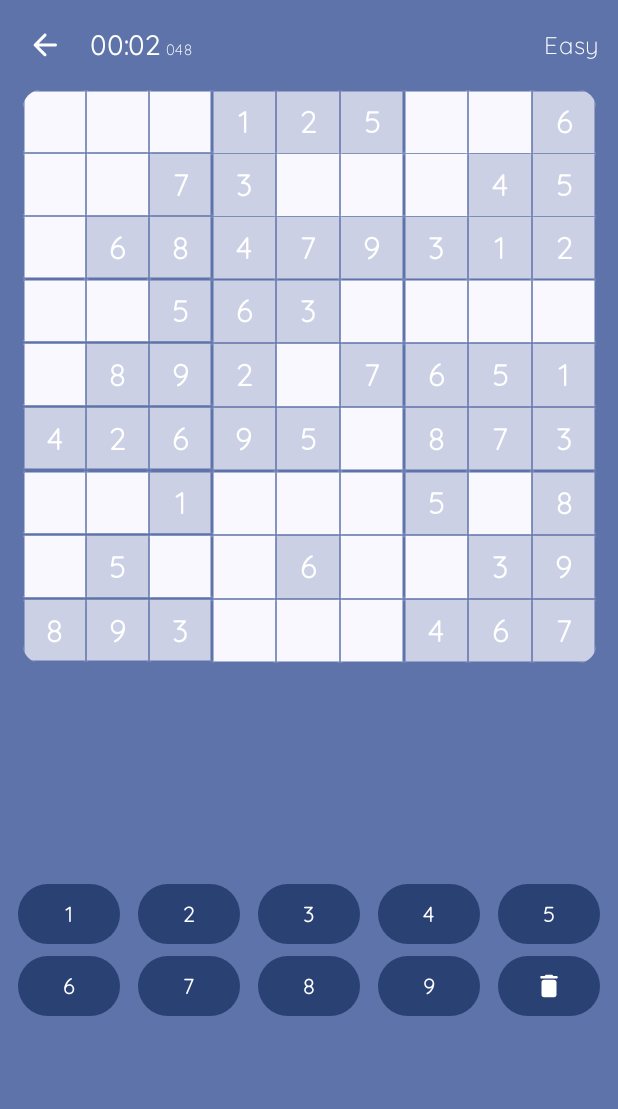
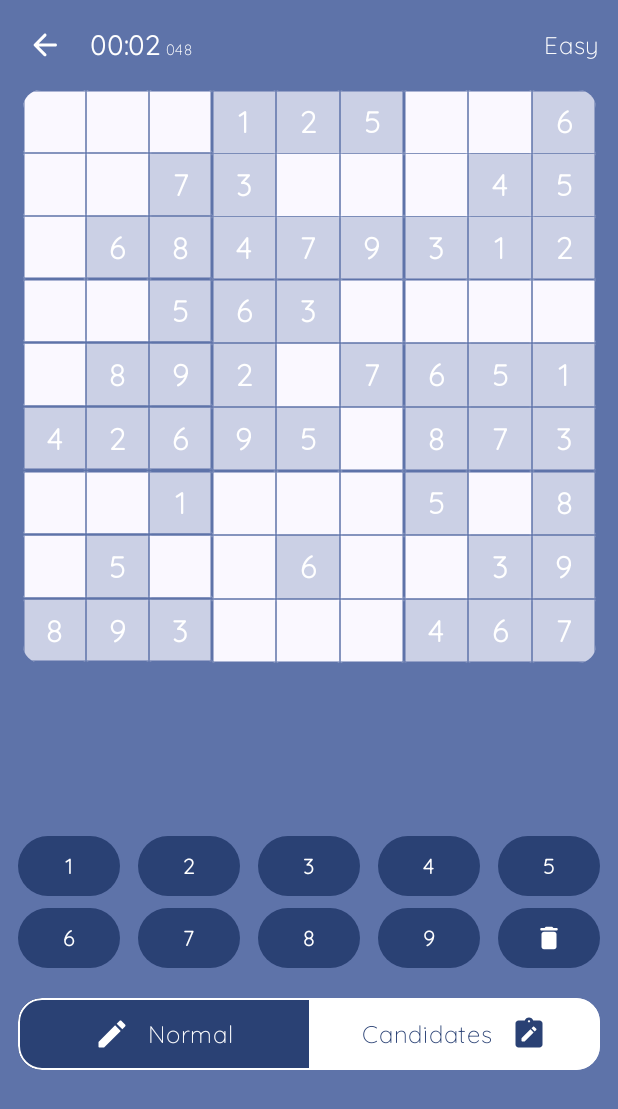
Before and after one commit to ndriqa/clean-sudoku, an Android app built with Jetpack Compose: the screen it shows after launch (MainActivity), after a tap on "Play", on a phone screen of 412 x 824 dp. Shown: the top 1109 px of the screen. Run offline under Robolectric (Android 15) with nearby library versions, the phone set to English and light mode, and no system bars; our stand-ins replace Dagger/Hilt's generated code.

Commit message:
add helper candidates

```diff
--- a/app/build.gradle.kts
+++ b/app/build.gradle.kts
@@ -38,7 +38,8 @@ android {
 //            )
         }
         release {
-            isMinifyEnabled = false
+            isMinifyEnabled = true
+            isShrinkResources = true
             proguardFiles(
                 getDefaultProguardFile("proguard-android-optimize.txt"),
                 "proguard-rules.pro"
@@ -91,6 +92,7 @@ dependencies {
     implementation(libs.room)
 //    implementation(libs.android.ads)
     implementation(libs.google.play.review)
+    implementation(libs.material.icons)
 
     kapt(libs.room.compiler)
     kapt(libs.dagger.hilt.compiler)
--- a/app/src/main/java/com/ndriqa/cleansudoku/core/data/SudokuBoardItem.kt
+++ b/app/src/main/java/com/ndriqa/cleansudoku/core/data/SudokuBoardItem.kt
@@ -3,5 +3,5 @@ package com.ndriqa.cleansudoku.core.data
 data class SudokuBoardItem(
     val number: Int?,
     val isInitial: Boolean,
-    val helperDigits: MutableSet<Int> = mutableSetOf()
+    val candidates: List<Int> = emptyList()
 )
--- a/app/src/main/java/com/ndriqa/cleansudoku/core/util/extensions/CommonExtensions.kt
+++ b/app/src/main/java/com/ndriqa/cleansudoku/core/util/extensions/CommonExtensions.kt
@@ -14,3 +14,10 @@ fun Long.toFormattedTime(): String {
         String.format(Locale.getDefault(), "%02d:%02d:%03d", minutes, seconds, milliseconds)
     }
 }
+
+fun List<Int>.asCandidateGrid(boardSize: Int = 9): String {
+    return (1..boardSize)
+        .map { if (contains(it)) "$it" else " " }
+        .chunked(3)
+        .joinToString("\n") { it.joinToString(" ") }
+}
--- a/app/src/main/java/com/ndriqa/cleansudoku/feature/sudoku/presentation/SudokuScreen.kt
+++ b/app/src/main/java/com/ndriqa/cleansudoku/feature/sudoku/presentation/SudokuScreen.kt
@@ -20,7 +20,9 @@ import androidx.compose.foundation.layout.size
 import androidx.compose.foundation.shape.RoundedCornerShape
 import androidx.compose.material.icons.Icons
 import androidx.compose.material.icons.automirrored.rounded.ArrowBack
+import androidx.compose.material.icons.rounded.Create
 import androidx.compose.material.icons.rounded.Delete
+import androidx.compose.material.icons.rounded.NoteAlt
 import androidx.compose.material3.Button
 import androidx.compose.material3.Icon
 import androidx.compose.material3.IconButton
@@ -47,6 +49,7 @@ import androidx.compose.ui.res.stringResource
 import androidx.compose.ui.text.SpanStyle
 import androidx.compose.ui.text.buildAnnotatedString
 import androidx.compose.ui.text.font.FontWeight
+import androidx.compose.ui.text.style.TextAlign
 import androidx.compose.ui.text.withStyle
 import androidx.compose.ui.unit.dp
 import androidx.compose.ui.unit.sp
@@ -55,13 +58,15 @@ import androidx.navigation.NavController
 import com.ndriqa.cleansudoku.R
 import com.ndriqa.cleansudoku.core.data.SudokuBoard
 import com.ndriqa.cleansudoku.core.data.SudokuBoardItem
+import com.ndriqa.cleansudoku.core.util.extensions.asCandidateGrid
 import com.ndriqa.cleansudoku.core.util.extensions.dashedBorder
 import com.ndriqa.cleansudoku.core.util.extensions.toFormattedTime
 import com.ndriqa.cleansudoku.core.util.sudoku.Level
 import com.ndriqa.cleansudoku.ui.components.SplitScreen
 import com.ndriqa.cleansudoku.ui.theme.PaddingCompact
-import com.ndriqa.cleansudoku.ui.theme.PaddingMini
+import com.ndriqa.cleansudoku.ui.theme.PaddingDefault
 import com.ndriqa.cleansudoku.ui.theme.PaddingNano
+import com.ndriqa.cleansudoku.ui.theme.SpaceMonoFontFamily
 import com.ndriqa.cleansudoku.ui.theme.TopBarSize
 
 private const val SUBTEXT_SIZE = 10
@@ -80,6 +85,7 @@ fun SudokuScreen(
     val solved = viewModel.isSolved
     val usedUpNumbers = viewModel.usedUpNumbers
     val elapsedTime by viewModel.elapsedTime.collectAsState()
+    val candidatesEnabled by viewModel.areCandidatesEnabled.collectAsState()
 
     LaunchedEffect(solved) {
         if (solved) {
@@ -113,7 +119,9 @@ fun SudokuScreen(
             secondaryContent = {
                 ControlsUi(
                     usedUpNumbers = usedUpNumbers,
-                    onNumberClick = viewModel::onControlNumberClicked
+                    areCandidatesEnabled = candidatesEnabled,
+                    onNumberClick = viewModel::onControlNumberClicked,
+                    onCandidatesToggle = viewModel::toggleCandidates
                 )
             },
             primaryContentPadding = 0.dp,
@@ -178,17 +186,72 @@ fun FormattedTimerText(
 @Composable
 fun ControlsUi(
     usedUpNumbers: List<Int>,
-    onNumberClick: (Int?) -> Unit
+    areCandidatesEnabled: Boolean,
+    onNumberClick: (Int?) -> Unit,
+    onCandidatesToggle: () -> Unit
 ) {
     Column(
         modifier = Modifier.fillMaxSize(),
         horizontalAlignment = Alignment.CenterHorizontally,
-        verticalArrangement = Arrangement.SpaceAround
+        verticalArrangement = Arrangement.spacedBy(PaddingDefault, alignment = Alignment.CenterVertically)
     ) {
         SudokuNumbersUi(
             usedUpNumbers = usedUpNumbers,
             onNumberClick = onNumberClick
         )
+
+        HelperNumbersUi(
+            areCandidatesEnabled = areCandidatesEnabled,
+            onCandidatesToggle = onCandidatesToggle
+        )
+    }
+}
+
+@Composable
+fun HelperNumbersUi(
+    areCandidatesEnabled: Boolean,
+    onCandidatesToggle: () -> Unit
+) {
+    val buttonsShape = RoundedCornerShape(PaddingDefault)
+    val containerColor = MaterialTheme.colorScheme.primary
+    val contentColor = MaterialTheme.colorScheme.onPrimary
+    val enabledContainer = if (areCandidatesEnabled) contentColor else containerColor
+    val enabledContent = if (areCandidatesEnabled) containerColor else contentColor
+
+    Row(
+        modifier = Modifier
+            .clip(buttonsShape)
+            .border(
+                width = 1.dp,
+                shape = buttonsShape,
+                color = contentColor
+            )
+    ) {
+
+        Row(
+            modifier = Modifier
+                .background(enabledContainer)
+                .clickable(onClick = onCandidatesToggle)
+                .weight(1F)
+                .padding(PaddingCompact),
+            verticalAlignment = Alignment.CenterVertically,
+            horizontalArrangement = Arrangement.spacedBy(PaddingCompact, alignment = Alignment.CenterHorizontally)
+        ) {
+            Icon(imageVector = Icons.Rounded.Create, contentDescription = null, tint = enabledContent)
+            Text(text = stringResource(R.string.normal), color = enabledContent)
+        }
+        Row(
+            modifier = Modifier
+                .background(enabledContent)
+                .clickable(onClick = onCandidatesToggle)
+                .weight(1F)
+                .padding(PaddingCompact),
+            verticalAlignment = Alignment.CenterVertically,
+            horizontalArrangement = Arrangement.spacedBy(PaddingCompact, alignment = Alignment.CenterHorizontally)
+        ) {
+            Text(text = stringResource(R.string.candidates), color = enabledContainer)
+            Icon(imageVector = Icons.Rounded.NoteAlt, contentDescription = null, tint = enabledContainer)
+        }
     }
 }
 
@@ -221,7 +284,6 @@ fun SudokuNumbersUi(
     }
 }
 
-
 @Composable
 fun RowScope.NumberButton(label: String, enabled: Boolean, onNumberClick: (Int?) -> Unit) {
     Button(
@@ -238,7 +300,6 @@ fun RowScope.NumberButton(label: String, enabled: Boolean, onNumberClick: (Int?)
         }
     }
 }
-
 
 @Composable
 fun SudokuBoardUI(
@@ -367,8 +428,12 @@ fun SudokuBoardUI(
                                 )
                             } else {
                                 Text(
-                                    text = cell.helperDigits.joinToString(", "),
-                                    fontSize = 9.sp
+                                    text = cell.candidates.asCandidateGrid(boardSize),
+                                    lineHeight = 10.sp,
+                                    fontSize = 9.sp,
+                                    textAlign = TextAlign.Center,
+                                    fontFamily = SpaceMonoFontFamily,
+                                    maxLines = 3
                                 )
                             }
                         }
--- a/app/src/main/java/com/ndriqa/cleansudoku/ui/theme/Color.kt
+++ b/app/src/main/java/com/ndriqa/cleansudoku/ui/theme/Color.kt
@@ -25,3 +25,7 @@ val SoftAmber = Color(0xFFFFE082)     // Soft Amber for Excited
 val SoftGreen = Color(0xFFC8E6C9)     // Pale Green for Calm
 val SoftRed = Color(0xFFFFCDD2)       // Soft Red for Angry
 val SoftCrimson = Color(0xFFEF9A9A)       // Soft Red for Angry
+
+val DisabledContainerColor = Color(0xFFBDBDBD) // medium gray
+val DisabledContentColor = Color(0xFF757575)   // darker gray for text
+val DisabledBorderColor = Color(0xFF9E9E9E)    // in-between gray
--- a/app/src/main/java/com/ndriqa/cleansudoku/ui/theme/Type.kt
+++ b/app/src/main/java/com/ndriqa/cleansudoku/ui/theme/Type.kt
@@ -9,8 +9,10 @@ import androidx.compose.ui.unit.sp
 import com.ndriqa.cleansudoku.R
 
 val QuicksandFont = Font(resId = R.raw.quicksand, weight = FontWeight.Normal)
+val SpaceMonoFont = Font(resId = R.raw.spacemono, weight = FontWeight.Normal)
 
 val QuicksandFontFamily = FontFamily(QuicksandFont)
+val SpaceMonoFontFamily = FontFamily(SpaceMonoFont)
 
 val NdriqaTypography = Typography(
     displayLarge = TextStyle(
--- a/app/src/main/res/values/strings.xml
+++ b/app/src/main/res/values/strings.xml
@@ -15,4 +15,6 @@
     <string name="ndriqa_developer_id">4859190083085293063</string>
     <string name="cd_back_button">Back button</string>
     <string name="cd_clear_button">Clear button</string>
+    <string name="normal">Normal</string>
+    <string name="candidates">Candidates</string>
 </resources>
```
Also changed, not shown: app/src/main/java/com/ndriqa/cleansudoku/feature/sudoku/presentation/SudokuViewModel.kt (+30 -2 lines), gradle/libs.versions.toml (+18 -16 lines), app/src/main/res/raw/spacemono.ttf (added).
